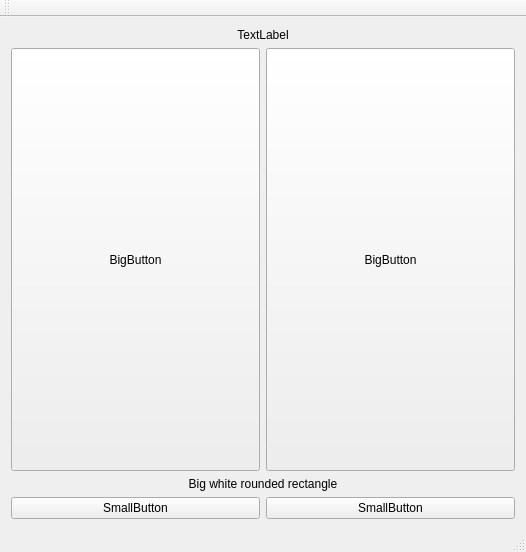
First picture: the form in creating-auto-scaling-qt-ui-using-layouts/mainwindow.ui, repository troyane/StackOverflow-pro, before the edit.
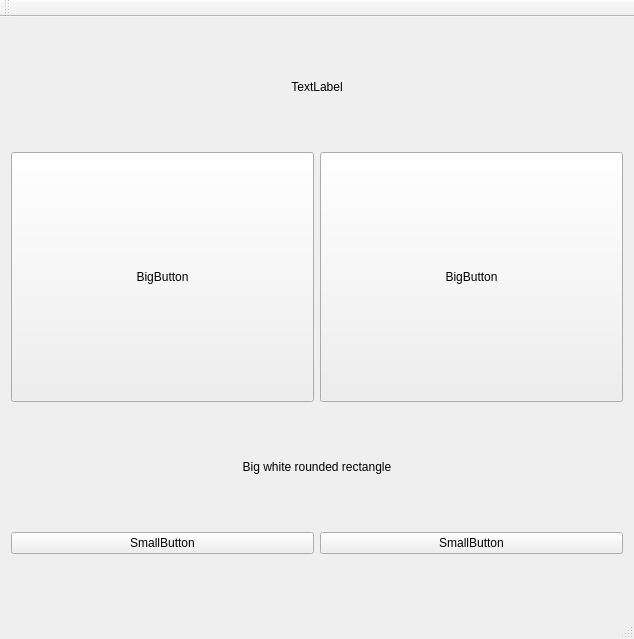
Second picture: the form after the edit.

Commit message: Set BigButtons maximumSize

Diff of the .ui file:
```diff
--- a/creating-auto-scaling-qt-ui-using-layouts/mainwindow.ui
+++ b/creating-auto-scaling-qt-ui-using-layouts/mainwindow.ui
@@ -6,8 +6,8 @@
    <rect>
     <x>0</x>
     <y>0</y>
-    <width>526</width>
-    <height>552</height>
+    <width>634</width>
+    <height>639</height>
    </rect>
   </property>
   <property name="sizePolicy">
@@ -53,6 +53,12 @@
           <height>100</height>
          </size>
         </property>
+        <property name="maximumSize">
+         <size>
+          <width>16777215</width>
+          <height>250</height>
+         </size>
+        </property>
         <property name="text">
          <string>BigButton</string>
         </property>
@@ -72,6 +78,12 @@
           <height>100</height>
          </size>
         </property>
+        <property name="maximumSize">
+         <size>
+          <width>16777215</width>
+          <height>250</height>
+         </size>
+        </property>
         <property name="text">
          <string>BigButton</string>
         </property>
```
Left out of the diff: 2 changed lines with no effect on the pictures.
